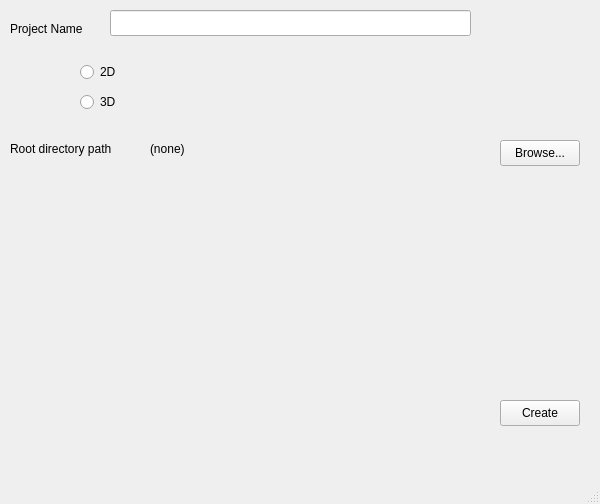
This is ProjEd/ui/proj_create_win.ui in Cvostr/zsgamedit as Qt 5 draws it before an edit. The edited form follows.
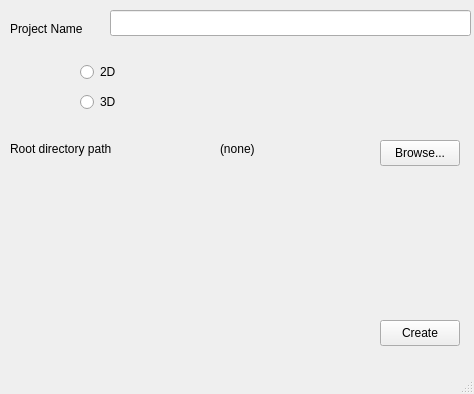
This is the edited form.

The edit to the form file:
```diff
--- a/ProjEd/ui/proj_create_win.ui
+++ b/ProjEd/ui/proj_create_win.ui
@@ -6,14 +6,20 @@
    <rect>
     <x>0</x>
     <y>0</y>
-    <width>600</width>
-    <height>504</height>
+    <width>474</width>
+    <height>394</height>
    </rect>
   </property>
   <property name="windowTitle">
    <string>New project</string>
   </property>
   <widget class="QWidget" name="centralwidget">
+   <property name="minimumSize">
+    <size>
+     <width>474</width>
+     <height>350</height>
+    </size>
+   </property>
    <widget class="QLabel" name="label">
     <property name="geometry">
      <rect>
@@ -66,8 +72,8 @@
    <widget class="QPushButton" name="prCreateBtn">
     <property name="geometry">
      <rect>
-      <x>500</x>
-      <y>400</y>
+      <x>380</x>
+      <y>320</y>
       <width>80</width>
       <height>26</height>
      </rect>
@@ -79,7 +85,7 @@
    <widget class="QPushButton" name="dirBrouseBtn">
     <property name="geometry">
      <rect>
-      <x>500</x>
+      <x>380</x>
       <y>140</y>
       <width>80</width>
       <height>26</height>
@@ -105,7 +111,7 @@
    <widget class="QLabel" name="rootPathField">
     <property name="geometry">
      <rect>
-      <x>150</x>
+      <x>220</x>
       <y>140</y>
       <width>58</width>
       <height>18</height>
```
Left out of the diff: 2 changed lines with no effect on the pictures.
